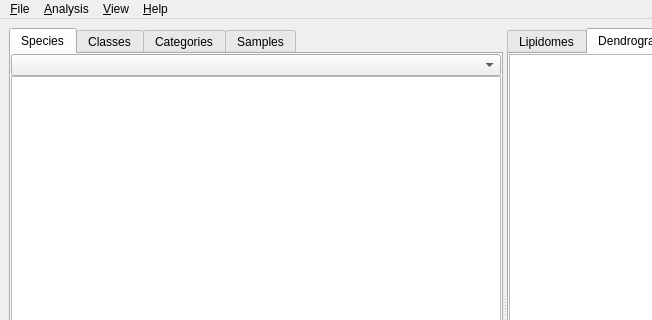
Qt form ui/lipidspacegui.ui (lifs-tools/lipidspace) before a commit; both pictures show x 0 to 652 and y 0 to 320 of the 1009 by 615 pixel window.
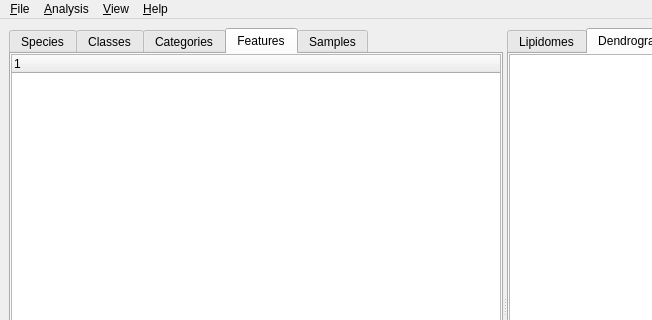
The same form after that commit. Custom widgets are drawn as their Qt base class.

Commit message: added treeview for features

Patch:
```diff
--- a/ui/lipidspacegui.ui
+++ b/ui/lipidspacegui.ui
@@ -40,7 +40,7 @@
         </size>
        </property>
        <property name="currentIndex">
-        <number>0</number>
+        <number>3</number>
        </property>
        <widget class="QWidget" name="speciesTab">
         <attribute name="title">
@@ -147,6 +147,44 @@
          </item>
         </layout>
        </widget>
+       <widget class="QWidget" name="featureTab">
+        <attribute name="title">
+         <string>Features</string>
+        </attribute>
+        <layout class="QVBoxLayout" name="verticalLayout_5">
+         <property name="spacing">
+          <number>0</number>
+         </property>
+         <property name="leftMargin">
+          <number>0</number>
+         </property>
+         <property name="topMargin">
+          <number>0</number>
+         </property>
+         <property name="rightMargin">
+          <number>0</number>
+         </property>
+         <property name="bottomMargin">
+          <number>0</number>
+         </property>
+         <item>
+          <widget class="QTreeWidget" name="treeWidget">
+           <column>
+            <property name="text">
+             <string notr="true">1</string>
+            </property>
+           </column>
+          </widget>
+         </item>
+         <item>
+          <widget class="QPushButton" name="pushButton">
+           <property name="text">
+            <string>Apply changes</string>
+           </property>
+          </widget>
+         </item>
+        </layout>
+       </widget>
        <widget class="QWidget" name="sampleTab">
         <attribute name="title">
          <string>Samples</string>
```
The commit also changes 5 other files.
